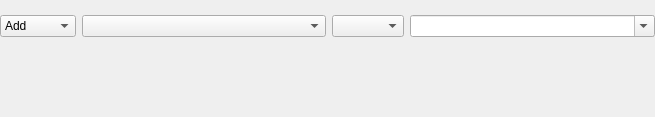
First picture: the form in plugins/perspective/GraphPerspective/designer/FiltersManagerCompareItem.ui, repository vadivelselvaraj/TulipGLImprovement, before the edit.
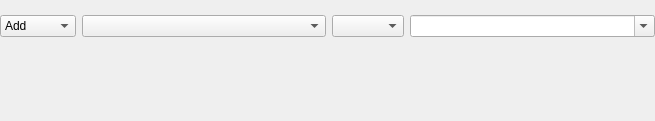
Second picture: the form after the edit.

Commit message: Still working on filters manager GUI elements

Diff of the .ui file:
```diff
--- a/plugins/perspective/GraphPerspective/designer/FiltersManagerCompareItem.ui
+++ b/plugins/perspective/GraphPerspective/designer/FiltersManagerCompareItem.ui
@@ -7,7 +7,7 @@
     <x>0</x>
     <y>0</y>
     <width>655</width>
-    <height>116</height>
+    <height>121</height>
    </rect>
   </property>
   <layout class="QGridLayout" name="gridLayout">
@@ -102,13 +102,28 @@
     </widget>
    </item>
    <item row="2" column="5">
-    <widget class="QListView" name="alg2Params">
+    <widget class="QTableView" name="alg2Params">
      <property name="enabled">
       <bool>false</bool>
      </property>
      <property name="frameShape">
       <enum>QFrame::NoFrame</enum>
      </property>
+     <property name="editTriggers">
+      <set>QAbstractItemView::AllEditTriggers</set>
+     </property>
+     <attribute name="horizontalHeaderVisible">
+      <bool>false</bool>
+     </attribute>
+     <attribute name="horizontalHeaderStretchLastSection">
+      <bool>true</bool>
+     </attribute>
+     <attribute name="verticalHeaderVisible">
+      <bool>false</bool>
+     </attribute>
+     <attribute name="verticalHeaderDefaultSectionSize">
+      <number>27</number>
+     </attribute>
     </widget>
    </item>
   </layout>
```
Left out of the diff: 3 changed lines with no effect on the pictures. The commit also changes 12 other files.
